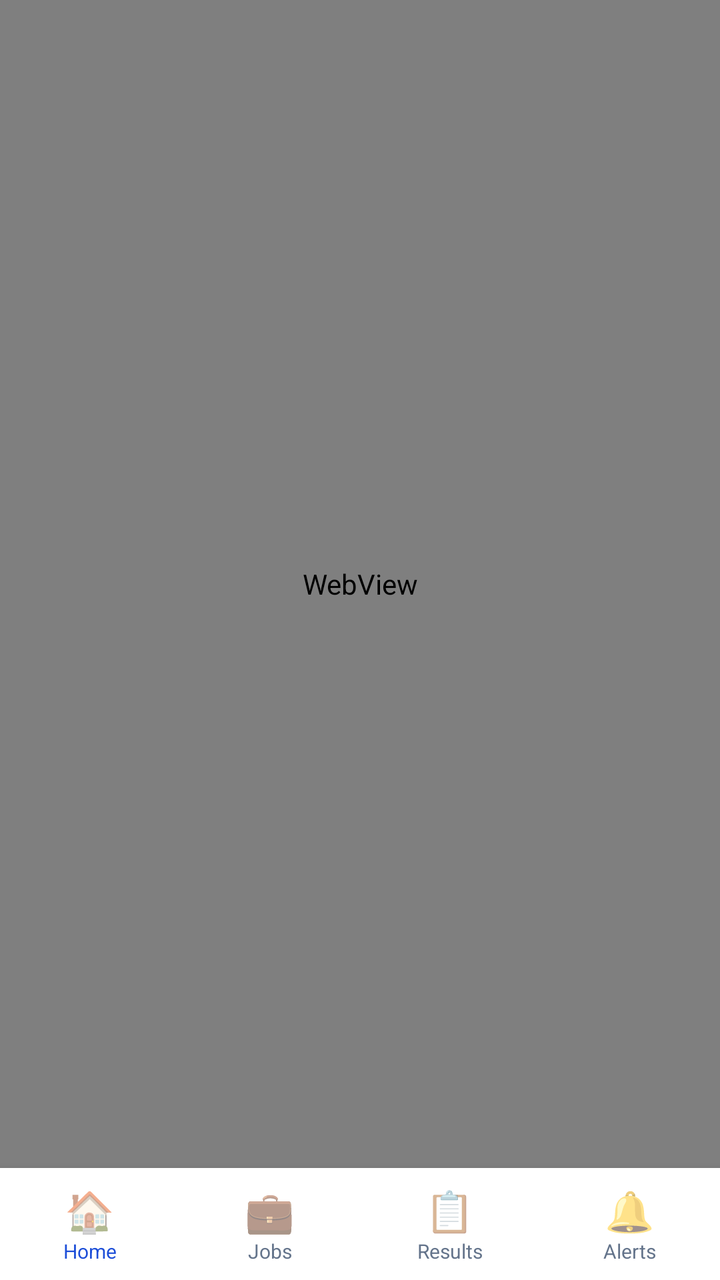
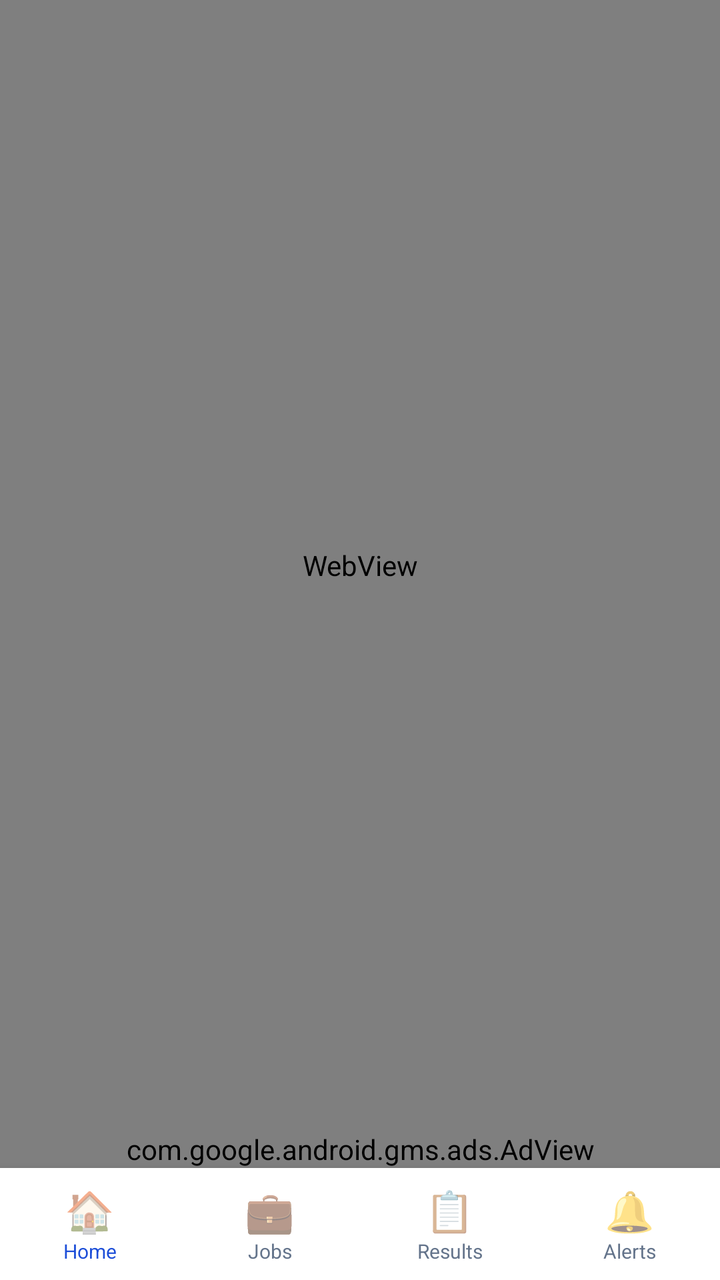

Compare the two renders of this Android layout. The source of the first and the diff that turns it into the second are given below.
<!-- AndroidManifest.xml: application theme AppTheme -->
<!-- res/layout/activity_main.xml -->
<?xml version="1.0" encoding="utf-8"?>
<RelativeLayout
    xmlns:android="http://schemas.android.com/apk/res/android"
    android:layout_width="match_parent"
    android:layout_height="match_parent"
    android:background="@color/white">

    
    <FrameLayout
        android:id="@+id/web_layout"
        android:layout_width="match_parent"
        android:layout_height="match_parent"
        android:layout_above="@id/bottom_nav">

        
        <ProgressBar
            android:id="@+id/progress_bar"
            style="?android:attr/progressBarStyleHorizontal"
            android:layout_width="match_parent"
            android:layout_height="4dp"
            android:layout_gravity="top"
            android:max="100"
            android:progressTint="@color/primary"
            android:visibility="gone" />

        
        <WebView
            android:id="@+id/webview"
            android:layout_width="match_parent"
            android:layout_height="match_parent"
            android:scrollbars="none" />
    </FrameLayout>

    
    <LinearLayout
        android:id="@+id/offline_layout"
        android:layout_width="match_parent"
        android:layout_height="match_parent"
        android:layout_above="@id/bottom_nav"
        android:orientation="vertical"
        android:gravity="center"
        android:padding="32dp"
        android:visibility="gone"
        android:background="@color/white">

        <TextView
            android:layout_width="wrap_content"
            android:layout_height="wrap_content"
            android:text="📡"
            android:textSize="64sp"
            android:layout_marginBottom="16dp" />

        <TextView
            android:layout_width="wrap_content"
            android:layout_height="wrap_content"
            android:text="No Internet Connection"
            android:textSize="20sp"
            android:textStyle="bold"
            android:textColor="@color/text_dark"
            android:layout_marginBottom="8dp" />

        <TextView
            android:layout_width="wrap_content"
            android:layout_height="wrap_content"
            android:text="Please check your connection and try again"
            android:textSize="14sp"
            android:textColor="@color/text_gray"
            android:gravity="center"
            android:layout_marginBottom="32dp" />

        <Button
            android:id="@+id/btn_retry"
            android:layout_width="200dp"
            android:layout_height="48dp"
            android:text="Try Again"
            android:textColor="@color/white"
            android:background="@drawable/btn_primary"
            android:textStyle="bold" />
    </LinearLayout>

    
    <LinearLayout
        android:id="@+id/bottom_nav"
        android:layout_width="match_parent"
        android:layout_height="56dp"
        android:layout_alignParentBottom="true"
        android:orientation="horizontal"
        android:background="@color/white"
        android:elevation="8dp">

        
        <LinearLayout
            android:id="@+id/nav_home"
            android:layout_width="0dp"
            android:layout_height="match_parent"
            android:layout_weight="1"
            android:orientation="vertical"
            android:gravity="center"
            android:background="?attr/selectableItemBackground">
            <TextView android:layout_width="wrap_content" android:layout_height="wrap_content"
                android:text="🏠" android:textSize="20sp" />
            <TextView android:layout_width="wrap_content" android:layout_height="wrap_content"
                android:text="Home" android:textSize="10sp" android:textColor="@color/primary" />
        </LinearLayout>

        
        <LinearLayout
            android:id="@+id/nav_jobs"
            android:layout_width="0dp"
            android:layout_height="match_parent"
            android:layout_weight="1"
            android:orientation="vertical"
            android:gravity="center"
            android:background="?attr/selectableItemBackground">
            <TextView android:layout_width="wrap_content" android:layout_height="wrap_content"
                android:text="💼" android:textSize="20sp" />
            <TextView android:layout_width="wrap_content" android:layout_height="wrap_content"
                android:text="Jobs" android:textSize="10sp" android:textColor="@color/text_gray" />
        </LinearLayout>

        
        <LinearLayout
            android:id="@+id/nav_results"
            android:layout_width="0dp"
            android:layout_height="match_parent"
            android:layout_weight="1"
            android:orientation="vertical"
            android:gravity="center"
            android:background="?attr/selectableItemBackground">
            <TextView android:layout_width="wrap_content" android:layout_height="wrap_content"
                android:text="📋" android:textSize="20sp" />
            <TextView android:layout_width="wrap_content" android:layout_height="wrap_content"
                android:text="Results" android:textSize="10sp" android:textColor="@color/text_gray" />
        </LinearLayout>

        
        <LinearLayout
            android:id="@+id/nav_alerts"
            android:layout_width="0dp"
            android:layout_height="match_parent"
            android:layout_weight="1"
            android:orientation="vertical"
            android:gravity="center"
            android:background="?attr/selectableItemBackground">
            <TextView android:layout_width="wrap_content" android:layout_height="wrap_content"
                android:text="🔔" android:textSize="20sp" />
            <TextView android:layout_width="wrap_content" android:layout_height="wrap_content"
                android:text="Alerts" android:textSize="10sp" android:textColor="@color/text_gray" />
        </LinearLayout>

    </LinearLayout>

</RelativeLayout>
<!-- resources referenced by this layout -->
<resources>
  <color name="primary">#1d4ed8</color>
  <color name="text_dark">#1e293b</color>
  <color name="text_gray">#64748b</color>
  <color name="white">#FFFFFF</color>
  <!-- drawable btn_primary (drawable) -->
  <?xml version="1.0" encoding="utf-8"?>
  <shape xmlns:android="http://schemas.android.com/apk/res/android"
      android:shape="rectangle">
      <solid android:color="@color/primary" />
      <corners android:radius="8dp" />
  </shape>
  <style name="AppTheme" parent="Theme.AppCompat.Light.NoActionBar">
          <item name="colorPrimary">@color/primary</item>
          <item name="colorPrimaryDark">@color/primary_dark</item>
          <item name="colorAccent">@color/accent</item>
          <item name="android:windowBackground">@color/white</item>
          <item name="android:statusBarColor">@color/primary_dark</item>
      </style>
  <color name="primary_dark">#1e3a8a</color>
  <color name="accent">#f59e0b</color>
</resources>

<!-- the commit's change to res/layout/activity_main.xml (unified diff, before → after) -->
@@ -1,6 +1,7 @@
 <?xml version="1.0" encoding="utf-8"?>
 <RelativeLayout
     xmlns:android="http://schemas.android.com/apk/res/android"
+    xmlns:ads="http://schemas.android.com/apk/res-auto"
     android:layout_width="match_parent"
     android:layout_height="match_parent"
     android:background="@color/white">
@@ -10,7 +11,8 @@
         android:id="@+id/web_layout"
         android:layout_width="match_parent"
         android:layout_height="match_parent"
-        android:layout_above="@id/bottom_nav">
+        android:layout_above="@id/banner_ad_view"
+        android:layout_below="@+id/progress_bar_top">
 
         
         <ProgressBar
@@ -36,7 +38,7 @@
         android:id="@+id/offline_layout"
         android:layout_width="match_parent"
         android:layout_height="match_parent"
-        android:layout_above="@id/bottom_nav"
+        android:layout_above="@id/banner_ad_view"
         android:orientation="vertical"
         android:gravity="center"
         android:padding="32dp"
@@ -77,6 +79,16 @@
             android:background="@drawable/btn_primary"
             android:textStyle="bold" />
     </LinearLayout>
+
+    
+    <com.google.android.gms.ads.AdView
+        android:id="@+id/banner_ad_view"
+        android:layout_width="match_parent"
+        android:layout_height="wrap_content"
+        android:layout_above="@id/bottom_nav"
+        android:layout_centerHorizontal="true"
+        ads:adSize="BANNER"
+        ads:adUnitId="ca-app-pub-6810021797629614/9378591673" />
 
     
     <LinearLayout
